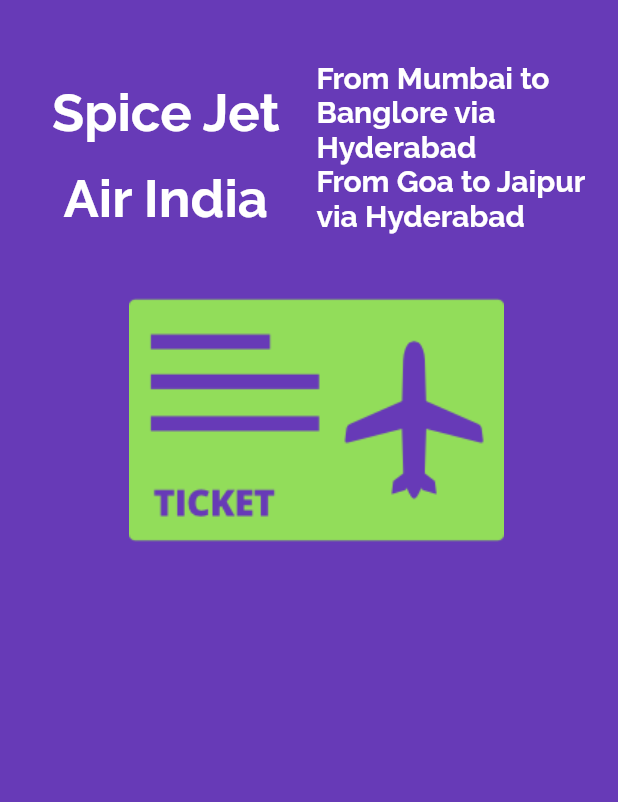
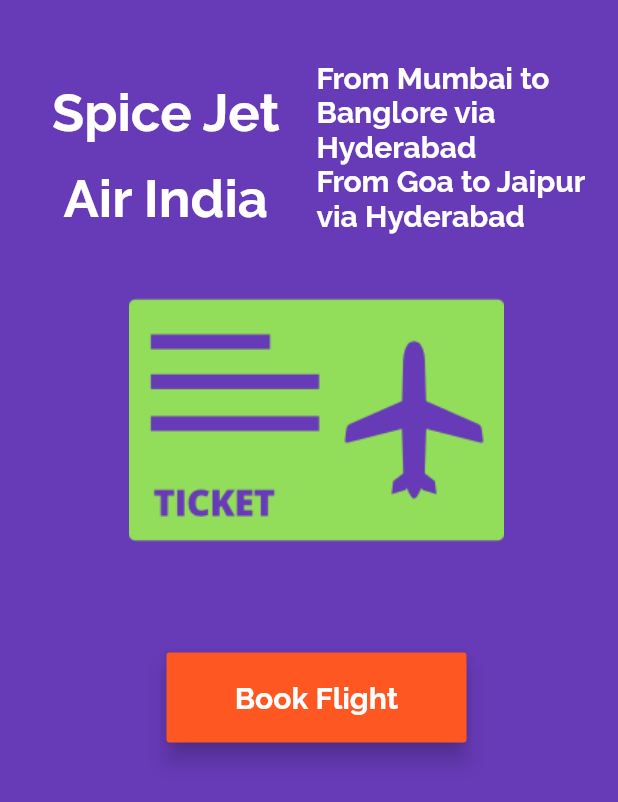
Before and after one commit to Mirza-Younus-Baig/Flutter_ui_elements, a Flutter app: the screen it shows after launch, on a phone screen of 412 x 824 dp. Shown: the top 802 px of the screen. Run offline on Flutter 3.47's test engine with Material 2 defaults, Android fonts, the phone set to English and light mode, and no system bars.

Commit message:
Implementing Raised Button and Alert Dialog on press

```diff
--- a/lib/app_screens/home.dart
+++ b/lib/app_screens/home.dart
@@ -68,7 +68,8 @@ class Home extends StatelessWidget {
                   ),
                 ],
               ),
-              FlightImageAsset()
+              FlightImageAsset(),
+              FlightBookButton()
             ],
           )),
     );
@@ -85,3 +86,36 @@ class FlightImageAsset extends StatelessWidget {
     );
   }
 }
+
+class FlightBookButton extends StatelessWidget {
+  @override
+  Widget build(BuildContext context) {
+    return Container(
+      margin: EdgeInsets.only(top: 30.0),
+      width: 200.0,
+      height: 60.0,
+      child: RaisedButton(
+          color: Colors.deepOrange,
+          child: Text(
+            "Book Flight",
+            style: TextStyle(
+                fontSize: 20.0,
+                color: Colors.white,
+                fontFamily: "Raleway",
+                fontWeight: FontWeight.w700),
+          ),
+          elevation: 6.0,
+          onPressed: () => bookFlight(context)),
+    );
+  }
+
+  void bookFlight(BuildContext context) {
+    var alertDialog = AlertDialog(
+      title: Text("Booked Successfully"),
+      content: Text("Bon Voyage!"),
+    );
+
+    showDialog(
+        context: context, builder: (BuildContext context) => alertDialog);
+  }
+}
```
